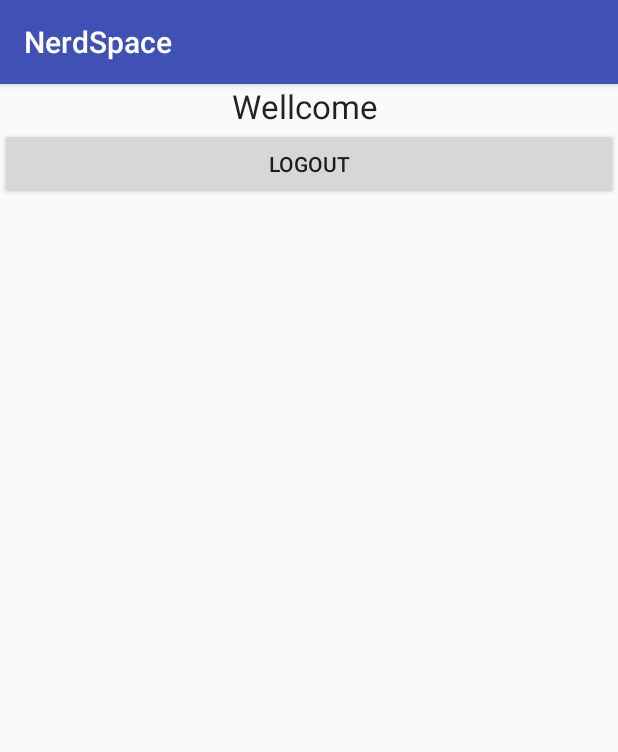
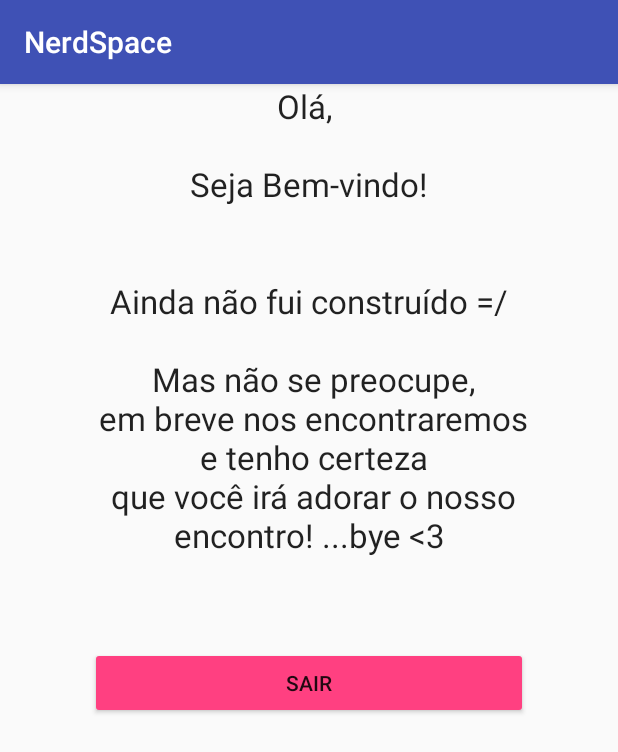
Before and after one commit to ramon-developer/NerdSpace, an Android app: the screen it shows after launch once a user with an empty profile is signed in (ProfileActivity), on a phone screen of 412 x 824 dp. Shown: the top 752 px of the screen. Run offline under Robolectric (Android 15) with nearby library versions, the phone set to English and light mode, and no system bars; our stand-ins replace Firebase (no records; nobody signed in at launch, a user with empty details on screens opened directly).

```diff
--- a/NerdSpace_Project/app/src/main/java/br/com/nerdspace/ProfileActivity.java
+++ b/NerdSpace_Project/app/src/main/java/br/com/nerdspace/ProfileActivity.java
@@ -26,27 +26,41 @@ public class ProfileActivity extends AppCompatActivity implements View.OnClickLi
         firebaseAuth = FirebaseAuth.getInstance();
 
         if(firebaseAuth.getCurrentUser() == null){
+
             finish();
             startActivity(new Intent(this, LoginActivity.class));
+
         }
 
         FirebaseUser user = firebaseAuth.getCurrentUser();
 
         textViewUserEmail = (TextView) findViewById(R.id.textViewUserEmail);
-        textViewUserEmail.setText("Wellcome " +user.getEmail());
+        textViewUserEmail.setText("Olá, " + user.getEmail() +
+                                "\n\n Seja Bem-vindo! \n" +
+                                "\n\n Ainda não fui construído =/ " +
+                                "\n\n Mas não se preocupe," +
+                                "\n em breve nos encontraremos\n " +
+                                "e tenho certeza\n " +
+                                "que você irá adorar o nosso encontro! ...bye <3");
 
         buttonLogout = (Button) findViewById(R.id.buttonLogout);
 
         buttonLogout.setOnClickListener(this);
 
-    }
+    } /***fim onCreate method ***/
+
 
     @Override
     public void onClick(View view) {
+
         if(view == buttonLogout){
+
             firebaseAuth.signOut();
             finish();
             startActivity(new Intent(this, LoginActivity.class));
+
         }
+
     }
-}
+
+} /***fim ProfileActivity ***/
--- a/NerdSpace_Project/app/src/main/res/layout/activity_login.xml
+++ b/NerdSpace_Project/app/src/main/res/layout/activity_login.xml
@@ -55,10 +55,11 @@
             android:textAlignment="center" />
 
         <com.google.android.gms.common.SignInButton
-            android:id="@+id/googleSignIn"
+            android:id="@+id/buttonGoogleSignIn"
             android:layout_width="match_parent"
             android:layout_height="wrap_content"
-            android:layout_margin="15dp" />
+            android:layout_margin="15dp">
+        </com.google.android.gms.common.SignInButton>
 
     </LinearLayout>
 
--- a/NerdSpace_Project/app/src/main/res/layout/activity_profile.xml
+++ b/NerdSpace_Project/app/src/main/res/layout/activity_profile.xml
@@ -8,10 +8,10 @@
 
     <LinearLayout
         android:layout_width="match_parent"
-        android:layout_height="match_parent"
-        android:orientation="vertical"
-        tools:layout_editor_absoluteX="24dp"
-        tools:layout_editor_absoluteY="24dp">
+        android:layout_height="wrap_content"
+        android:layout_centerHorizontal="true"
+        android:layout_centerVertical="true"
+        android:orientation="vertical">
 
         <TextView
             android:id="@+id/textViewUserEmail"
@@ -19,6 +19,7 @@
             android:layout_height="wrap_content"
             android:text="TextView"
             android:textAppearance="?android:attr/textAppearanceLarge"
+            android:textAlignment="center"
             android:layout_gravity="center_horizontal" />
 
         <Button
@@ -26,7 +27,9 @@
             android:layout_width="match_parent"
             android:layout_height="wrap_content"
             android:layout_gravity="center_horizontal"
-            android:text="Logout" />
+            android:layout_margin="60dp"
+            android:backgroundTint="@color/colorAccent"
+            android:text="Sair" />
 
 
     </LinearLayout>
```
Also changed, not shown: NerdSpace_Project/app/src/main/java/br/com/nerdspace/LoginActivity.java (+134 -27 lines), NerdSpace_Project/app/src/main/java/br/com/nerdspace/MainActivity.java (+10 -12 lines), 4 other files.
